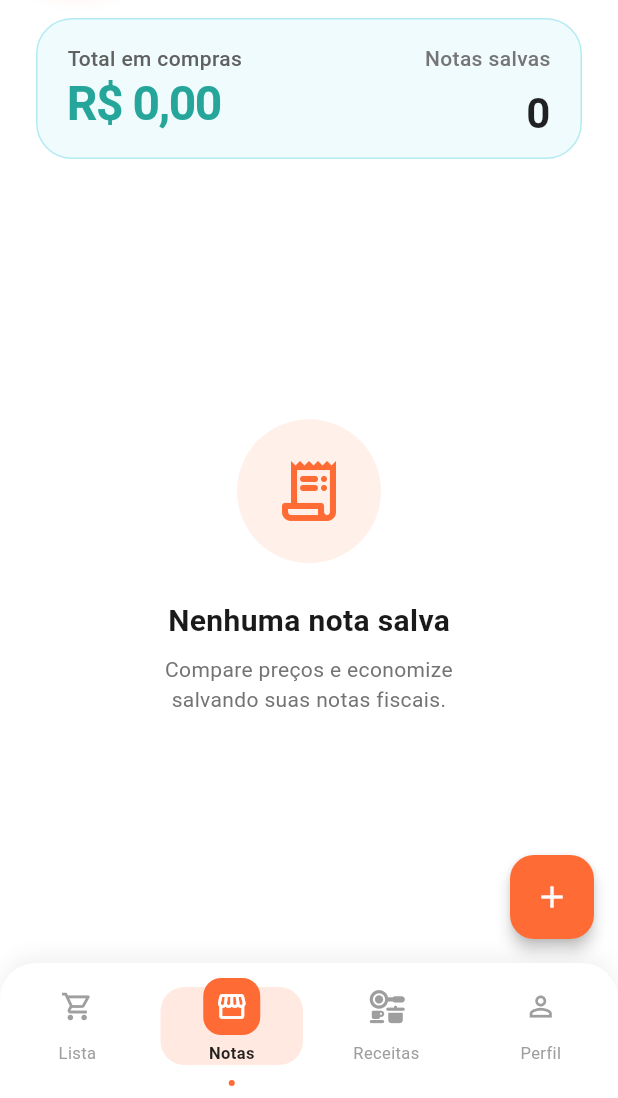
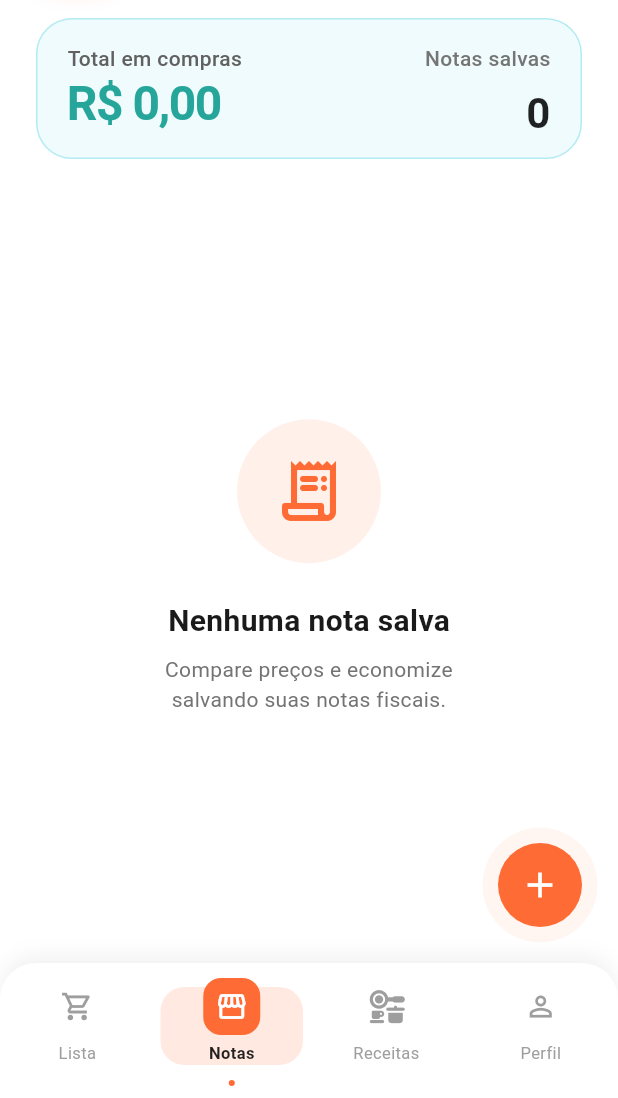
Before and after one commit to bcabreu/smart_market_list, a Flutter app: the screen it shows after launch, item 2 of the bottom bar chosen, on a phone screen of 412 x 824 dp, the part 138-1236 px from its top. Run offline on Flutter 3.47's test engine with Material 3 defaults, Android fonts, the phone set to English and light mode, and no system bars; our stand-ins replace cached_network_image, flutter_riverpod, font_awesome_flutter, hive, hive_flutter, image_picker and 3 more; accounts and stored records are empty.

Commit message:
feat: implement orange pulse FAB for notes

```diff
--- a/lib/ui/screens/shopping_notes/shopping_notes_screen.dart
+++ b/lib/ui/screens/shopping_notes/shopping_notes_screen.dart
@@ -5,6 +5,8 @@ import 'package:smart_market_list/core/theme/app_colors.dart';
 import 'package:smart_market_list/providers/shopping_notes_provider.dart';
 import 'package:smart_market_list/ui/screens/shopping_notes/widgets/shopping_note_card.dart';
 import 'package:smart_market_list/ui/screens/shopping_notes/modals/add_note_modal.dart';
+
+import 'package:smart_market_list/ui/widgets/pulse_fab.dart';
 
 class ShoppingNotesScreen extends ConsumerWidget {
   const ShoppingNotesScreen({super.key});
@@ -222,7 +224,7 @@ class ShoppingNotesScreen extends ConsumerWidget {
           ],
         ),
       ),
-      floatingActionButton: FloatingActionButton(
+      floatingActionButton: PulseFloatingActionButton(
         onPressed: () {
           showModalBottomSheet(
             context: context,
@@ -231,8 +233,7 @@ class ShoppingNotesScreen extends ConsumerWidget {
             builder: (context) => const AddNoteModal(),
           );
         },
-        backgroundColor: AppColors.secondary,
-        child: const Icon(Icons.add),
+        color: AppColors.secondary,
       ),
     );
   }
--- a/lib/ui/widgets/pulse_fab.dart
+++ b/lib/ui/widgets/pulse_fab.dart
@@ -3,8 +3,13 @@ import 'package:smart_market_list/core/theme/app_colors.dart';
 
 class PulseFloatingActionButton extends StatefulWidget {
   final VoidCallback onPressed;
+  final Color color;
 
-  const PulseFloatingActionButton({super.key, required this.onPressed});
+  const PulseFloatingActionButton({
+    super.key,
+    required this.onPressed,
+    this.color = AppColors.primary,
+  });
 
   @override
   State<PulseFloatingActionButton> createState() => _PulseFloatingActionButtonState();
@@ -57,7 +62,7 @@ class _PulseFloatingActionButtonState extends State<PulseFloatingActionButton>
                 height: 56,
                 decoration: BoxDecoration(
                   shape: BoxShape.circle,
-                  color: AppColors.primary.withOpacity(0.4),
+                  color: widget.color.withOpacity(0.4),
                 ),
               ),
             ),
@@ -68,7 +73,7 @@ class _PulseFloatingActionButtonState extends State<PulseFloatingActionButton>
             height: 56,
             child: FloatingActionButton(
               onPressed: widget.onPressed,
-              backgroundColor: AppColors.primary,
+              backgroundColor: widget.color,
               elevation: 0,
               shape: const CircleBorder(),
               child: const Icon(Icons.add, color: Colors.white, size: 28),
```
